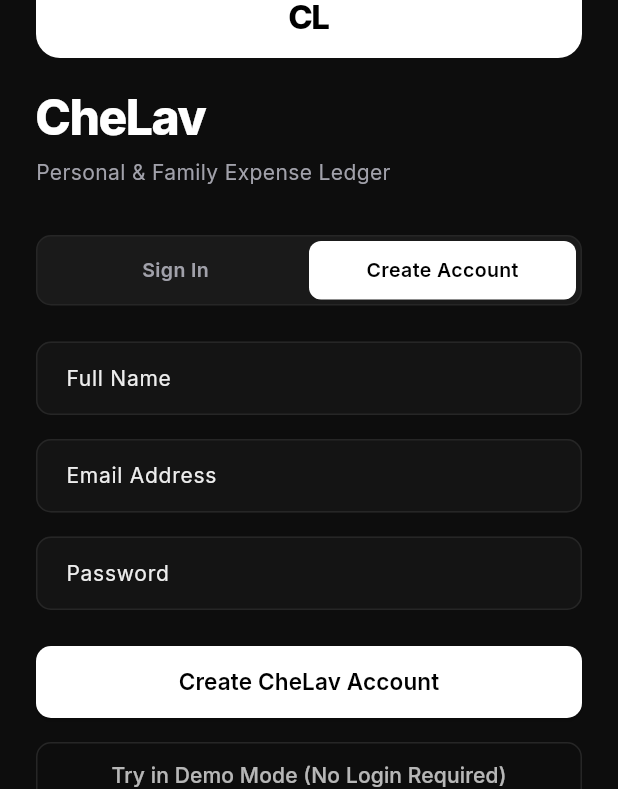
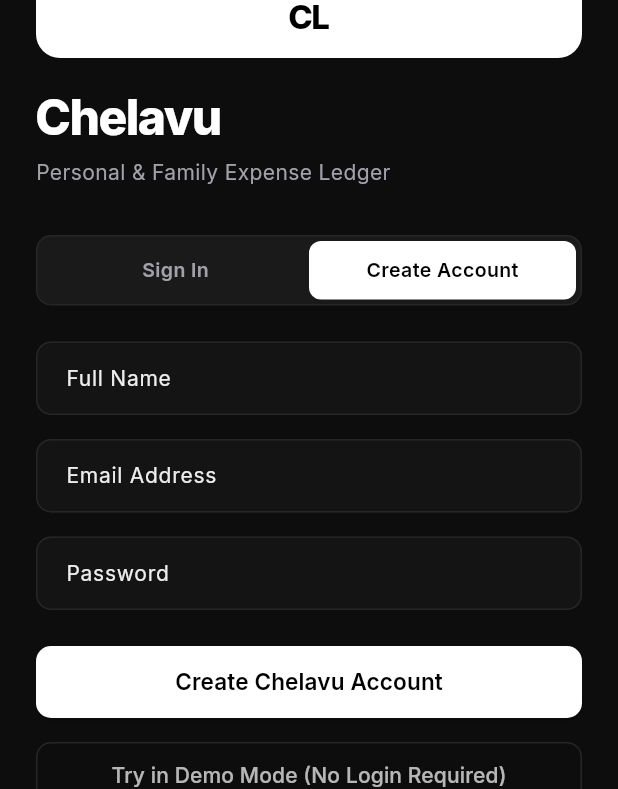
Before and after one commit to dilshadmohammed/chelavu, a Flutter app: the screen it shows after launch, after a tap on "Create Account", on a phone screen of 412 x 824 dp. Shown: the part 227-1016 px from the top of the screen. Run offline on Flutter 3.47's test engine with Material 3 defaults, Android fonts, the phone set to English and light mode, and no system bars; our stand-ins replace google_fonts, shared_preferences; accounts and stored records are empty.

Commit message:
chore: rename app to Chelavu

```diff
--- a/chelav_app/lib/main.dart
+++ b/chelav_app/lib/main.dart
@@ -32,13 +32,13 @@ void main() async {
           },
         ),
       ],
-      child: const CheLavApp(),
+      child: const ChelavuApp(),
     ),
   );
 }
 
-class CheLavApp extends StatelessWidget {
-  const CheLavApp({super.key});
+class ChelavuApp extends StatelessWidget {
+  const ChelavuApp({super.key});
 
   @override
   Widget build(BuildContext context) {
@@ -46,7 +46,7 @@ class CheLavApp extends StatelessWidget {
     final authProv = context.watch<AuthProvider>();
 
     return MaterialApp(
-      title: 'CheLav Finance',
+      title: 'Chelavu',
       debugShowCheckedModeBanner: false,
       theme: AppTheme.lightTheme,
       darkTheme: AppTheme.darkTheme,
--- a/chelav_app/lib/screens/auth/auth_screen.dart
+++ b/chelav_app/lib/screens/auth/auth_screen.dart
@@ -89,7 +89,7 @@ class _AuthScreenState extends State<AuthScreen> {
                     ),
                   ),
                   Text(
-                    'CheLav',
+                    'Chelavu',
                     style: TextStyle(
                       fontSize: 32,
                       fontWeight: FontWeight.w800,
@@ -223,7 +223,7 @@ class _AuthScreenState extends State<AuthScreen> {
                               child: CircularProgressIndicator(strokeWidth: 2),
                             )
                           : Text(
-                              _isLogin ? 'Sign In' : 'Create CheLav Account',
+                              _isLogin ? 'Sign In' : 'Create Chelavu Account',
                               style: const TextStyle(fontSize: 15, fontWeight: FontWeight.w600),
                             ),
                     ),
--- a/chelav_app/lib/screens/dashboard/dashboard_screen.dart
+++ b/chelav_app/lib/screens/dashboard/dashboard_screen.dart
@@ -93,7 +93,7 @@ class _DashboardScreenState extends State<DashboardScreen> {
                     ),
                     const SizedBox(height: 2),
                     Text(
-                      'CheLav Financial Ledger',
+                      'Chelavu Financial Ledger',
                       style: Theme.of(context).textTheme.titleLarge,
                     ),
                   ],
--- a/chelav_app/lib/screens/main_shell.dart
+++ b/chelav_app/lib/screens/main_shell.dart
@@ -56,7 +56,7 @@ class _MainShellState extends State<MainShell> {
             ),
             const SizedBox(width: 10),
             const Text(
-              'CheLav',
+              'Chelavu',
               style: TextStyle(fontWeight: FontWeight.w700, letterSpacing: -0.5),
             ),
           ],
```
Also changed, not shown: public/manifest.json, 6 other files.
